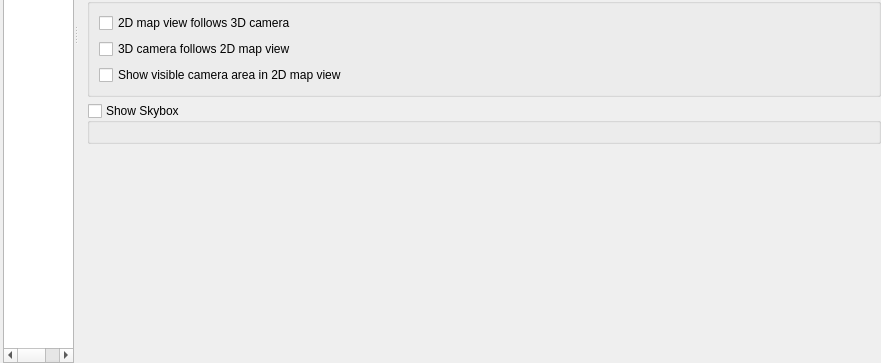
Old version of the form src/ui/3d/map3dconfigwidget.ui in the repository qgis/QGIS; both pictures show x 0 to 881 and y 302 to 665 of the 881 by 665 pixel window.
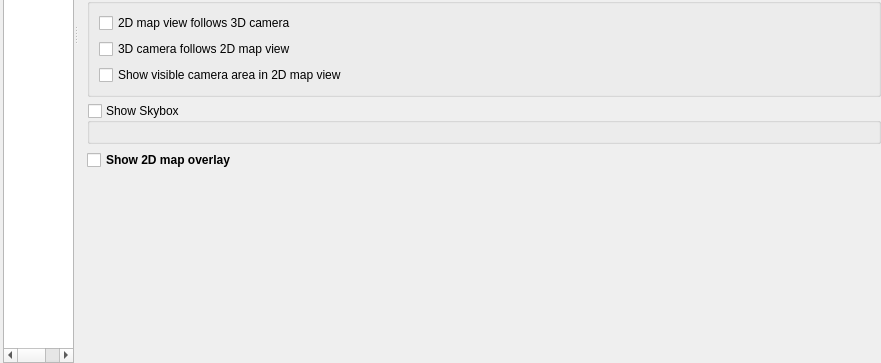
New version of the form. The open tabs and pages were chosen to show the change. Icons and pictures are not drawn. Custom widgets are drawn as their Qt base class.

Commit message:
qgs3dmapcanvaswidget: Add support to enable 2d map overlay
The overlay can be enabled from the configuration window or from the
camera menu.

```diff
--- a/src/ui/3d/map3dconfigwidget.ui
+++ b/src/ui/3d/map3dconfigwidget.ui
@@ -897,6 +897,16 @@
                  <layout class="QGridLayout" name="gridLayout_3"/>
                 </widget>
                </item>
+               <item>
+                <widget class="QCheckBox" name="mShowMapOverlayCheckBox">
+                 <property name="text">
+                  <string>Show 2D map overlay</string>
+                 </property>
+                 <property name="styleSheet">
+                   <string notr="true">font-weight: bold</string>
+                 </property>
+                </widget>
+               </item>
                <item>
                 <spacer name="verticalSpacerCameraSkybox">
                  <property name="orientation">
```
The commit also changes 3 other files.
